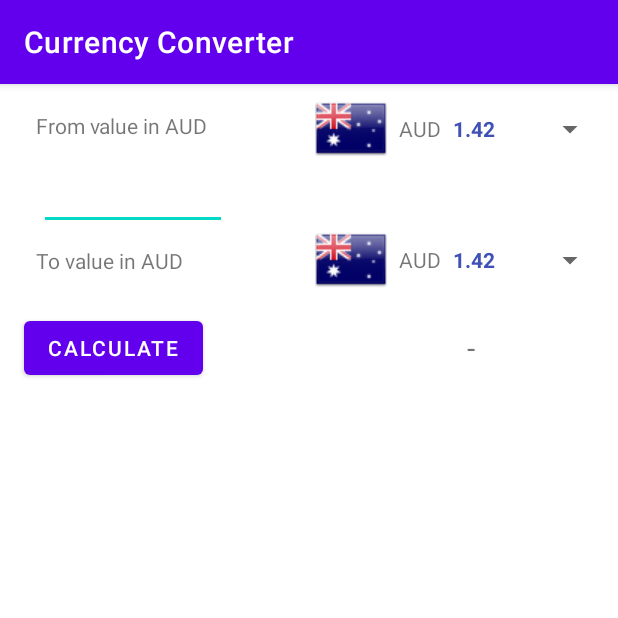
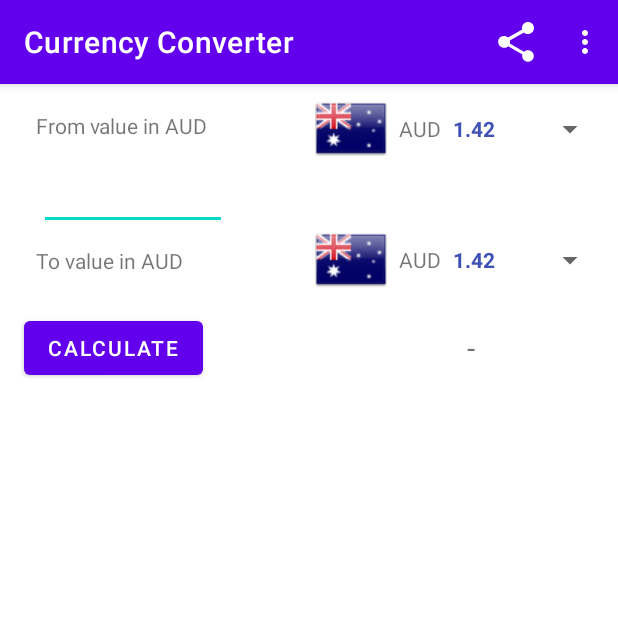
Before and after one commit to sophiasoares/CurrencyConverter, an Android app: the screen it shows after launch (MainActivity), on a phone screen of 412 x 824 dp, the top half of it. Run offline under Robolectric (Android 15) with nearby library versions, the phone set to English and light mode, and no system bars.

Commit message:
Currency Converter App

```diff
--- a/app/src/main/java/de/thu/currencyconverter/ExchangeRate.java
+++ b/app/src/main/java/de/thu/currencyconverter/ExchangeRate.java
@@ -3,16 +3,22 @@ package de.thu.currencyconverter;
 public class ExchangeRate {
     private String currencyName;
     private double rateForOneEuro;
+    private String capital;
 
-    public ExchangeRate(String currencyName, double rateForOneEuro) {
+    public ExchangeRate(String currencyName, String capital, double rateForOneEuro) {
         this.currencyName = currencyName;
         this.rateForOneEuro = rateForOneEuro;
+        this.capital = capital;
     }
 
     public String getCurrencyName() {
         return currencyName;
     }
 
+    public String getCapital() {
+        return capital;
+    }
+
     public double getRateForOneEuro() {
         return rateForOneEuro;
     }
--- a/app/src/main/java/de/thu/currencyconverter/ExchangeRateDatabase.java
+++ b/app/src/main/java/de/thu/currencyconverter/ExchangeRateDatabase.java
@@ -7,47 +7,47 @@ import java.util.Map;
 public class ExchangeRateDatabase {
     // Exchange rates to EURO - price for 1 Euro
     private final static ExchangeRate[] RATES = {
-            new ExchangeRate("EUR", 1.0),
-            new ExchangeRate("USD", 1.0845),
-            new ExchangeRate("JPY", 130.02),
-            new ExchangeRate("BGN", 1.9558),
-            new ExchangeRate("CZK", 27.473),
-            new ExchangeRate("DKK", 7.4690),
-            new ExchangeRate("GBP", 0.73280),
-            new ExchangeRate("HUF", 299.83),
-            new ExchangeRate("PLN", 4.0938),
-            new ExchangeRate("RON", 4.4050),
-            new ExchangeRate("SEK", 9.3207),
-            new ExchangeRate("CHF", 1.0439),
-            new ExchangeRate("NOK", 8.6545),
-            new ExchangeRate("HRK", 7.6448),
-            new ExchangeRate("RUB", 62.5595),
-            new ExchangeRate("TRY", 2.8265),
-            new ExchangeRate("AUD", 1.4158),
-            new ExchangeRate("BRL", 3.5616),
-            new ExchangeRate("CAD", 1.3709),
-            new ExchangeRate("CNY", 6.7324),
-            new ExchangeRate("HKD", 8.4100),
-            new ExchangeRate("IDR", 14172.71),
-            new ExchangeRate("ILS", 4.3019),
-            new ExchangeRate("INR", 67.9180),
-            new ExchangeRate("KRW", 1201.04),
-            new ExchangeRate("MXN", 16.5321),
-            new ExchangeRate("MYR", 4.0246),
-            new ExchangeRate("NZD", 1.4417),
-            new ExchangeRate("PHP", 48.527),
-            new ExchangeRate("SGD", 1.4898),
-            new ExchangeRate("THB", 35.328),
-            new ExchangeRate("ZAR", 13.1446)
+            new ExchangeRate("EUR", "Bruxelles", 1.0),
+            new ExchangeRate("USD", "Washington", 1.0845),
+            new ExchangeRate("JPY", "Tokyo", 130.02),
+            new ExchangeRate("BGN", "Sofia", 1.9558),
+            new ExchangeRate("CZK", "Prague", 27.473),
+            new ExchangeRate("DKK", "Copenhagen", 7.4690),
+            new ExchangeRate("GBP", "London", 0.73280),
+            new ExchangeRate("HUF", "Budapest", 299.83),
+            new ExchangeRate("PLN", "Warsaw", 4.0938),
+            new ExchangeRate("RON", "Bucharest", 4.4050),
+            new ExchangeRate("SEK", "Stockholm", 9.3207),
+            new ExchangeRate("CHF", "Bern", 1.0439),
+            new ExchangeRate("NOK", "Oslo", 8.6545),
+            new ExchangeRate("HRK", "Zagreb", 7.6448),
+            new ExchangeRate("RUB", "Moscow", 62.5595),
+            new ExchangeRate("TRY", "Ankara", 2.8265),
+            new ExchangeRate("AUD", "Canberra", 1.4158),
+            new ExchangeRate("BRL", "Brasilia", 3.5616),
+            new ExchangeRate("CAD", "Ottawa", 1.3709),
+            new ExchangeRate("CNY", "Beijing", 6.7324),
+            new ExchangeRate("HKD", "Hong Kong", 8.4100),
+            new ExchangeRate("IDR", "Jakarta", 14172.71),
+            new ExchangeRate("ILS", "Jerusalem", 4.3019),
+            new ExchangeRate("INR", "New Delhi", 67.9180),
+            new ExchangeRate("KRW", "Seoul", 1201.04),
+            new ExchangeRate("MXN", "Mexico City", 16.5321),
+            new ExchangeRate("MYR", "Kuala Lumpur", 4.0246),
+            new ExchangeRate("NZD", "Wellington", 1.4417),
+            new ExchangeRate("PHP", "Manila", 48.527),
+            new ExchangeRate("SGD", "Singapore", 1.4898),
+            new ExchangeRate("THB", "Bangkok", 35.328),
+            new ExchangeRate("ZAR", "Cape Town", 13.1446)
     };
 
-    private final static Map<String, Double> CURRENCIES_MAP = new HashMap<>();
+    private final static Map<String, ExchangeRate> CURRENCIES_MAP = new HashMap<>();
 
     private final static String[] CURRENCIES_LIST;
 
     static {
         for (ExchangeRate r : RATES) {
-            CURRENCIES_MAP.put(r.getCurrencyName(), r.getRateForOneEuro());
+            CURRENCIES_MAP.put(r.getCurrencyName(), r);
         }
         CURRENCIES_LIST = new String[CURRENCIES_MAP.size()];
 
@@ -69,14 +69,19 @@ public class ExchangeRateDatabase {
      */
 
     public double getExchangeRate(String currency) {
-        return CURRENCIES_MAP.get(currency);
+        return CURRENCIES_MAP.get(currency).getRateForOneEuro();
     }
+
+    public static String getCapital(String currency) {
+        return CURRENCIES_MAP.get(currency).getCapital();
+    }
+
 
     /**
      * Converts a value from a currency to another one
      * @return converted value
      */
     public double convert(double value, String currencyFrom, String currencyTo) {
-        return value / CURRENCIES_MAP.get(currencyFrom) * CURRENCIES_MAP.get(currencyTo);
+        return value / getExchangeRate(currencyFrom) * getExchangeRate(currencyTo);
     }
 }
--- a/app/src/main/java/de/thu/currencyconverter/MainActivity.java
+++ b/app/src/main/java/de/thu/currencyconverter/MainActivity.java
@@ -1,8 +1,14 @@
 package de.thu.currencyconverter;
 
+import androidx.annotation.NonNull;
 import androidx.appcompat.app.AppCompatActivity;
-
+import androidx.appcompat.widget.ShareActionProvider;
+import androidx.core.view.MenuItemCompat;
+import android.content.Intent;
 import android.os.Bundle;
+import android.util.Log;
+import android.view.Menu;
+import android.view.MenuItem;
 import android.view.View;
 import android.widget.AdapterView;
 import android.widget.BaseAdapter;
@@ -35,6 +41,44 @@ public class MainActivity extends AppCompatActivity implements AdapterView.OnIte
         // Set Text Views
         setMyTextViews (spinnerFromValue, spinnerToValue);
 
+    }
+
+    ShareActionProvider shareActionProvider;
+
+    // Set menu resource for toolbar and add share button
+    @Override
+    public boolean onCreateOptionsMenu(Menu menu) {
+        getMenuInflater().inflate(R.menu.my_menu, menu);
+        MenuItem shareItem = menu.findItem(R.id.action_share);
+        shareActionProvider = (ShareActionProvider) MenuItemCompat.getActionProvider(shareItem);
+        setShareText(null);
+        return true;
+    }
+
+    private void setShareText(String text) {
+        Intent shareIntent = new Intent(Intent.ACTION_SEND);
+        shareIntent.setType("text/plain");
+        if (text != null) {
+            shareIntent.putExtra(Intent.EXTRA_TEXT, text);
+        }
+        shareActionProvider.setShareIntent(shareIntent);
+    }
+
+    // Implement onOptionsItemSelected for the menu
+    @Override
+    public boolean onOptionsItemSelected(@NonNull MenuItem item) {
+        switch (item.getItemId()) {
+            case R.id.my_menu_entry:
+                // Take me to the Currency List
+                Intent intent = new Intent(MainActivity.this, CurrencyListActivity.class);
+
+                // Check before starting the activity to see if Intent can be resolved
+                if(intent.resolveActivity(getPackageManager()) != null) startActivity(intent);
+                return true;
+            default:
+                return super.onOptionsItemSelected(item);
+
+        }
     }
 
     @Override
--- /dev/null
+++ b/app/src/main/res/menu/my_menu.xml
@@ -0,0 +1,13 @@
+<?xml version="1.0" encoding="utf-8"?>
+<menu xmlns:android="http://schemas.android.com/apk/res/android"
+    xmlns:app="http://schemas.android.com/apk/res-auto">
+    <item android:title="Currency List"
+        android:id="@+id/my_menu_entry"
+        app:showAsAction="never"
+    />
+
+    <item android:id="@+id/action_share"
+        android:title="Share"
+        app:showAsAction="ifRoom"
+        app:actionProviderClass="androidx.appcompat.widget.ShareActionProvider" />
+</menu>
```
Also changed, not shown: app/src/main/AndroidManifest.xml (+7 -0 lines), app/src/main/java/de/thu/currencyconverter/CurrencyListActivity.java (+63 -0 lines), app/src/main/res/menu/my_menu_return.xml (added, +8 -0 lines).
